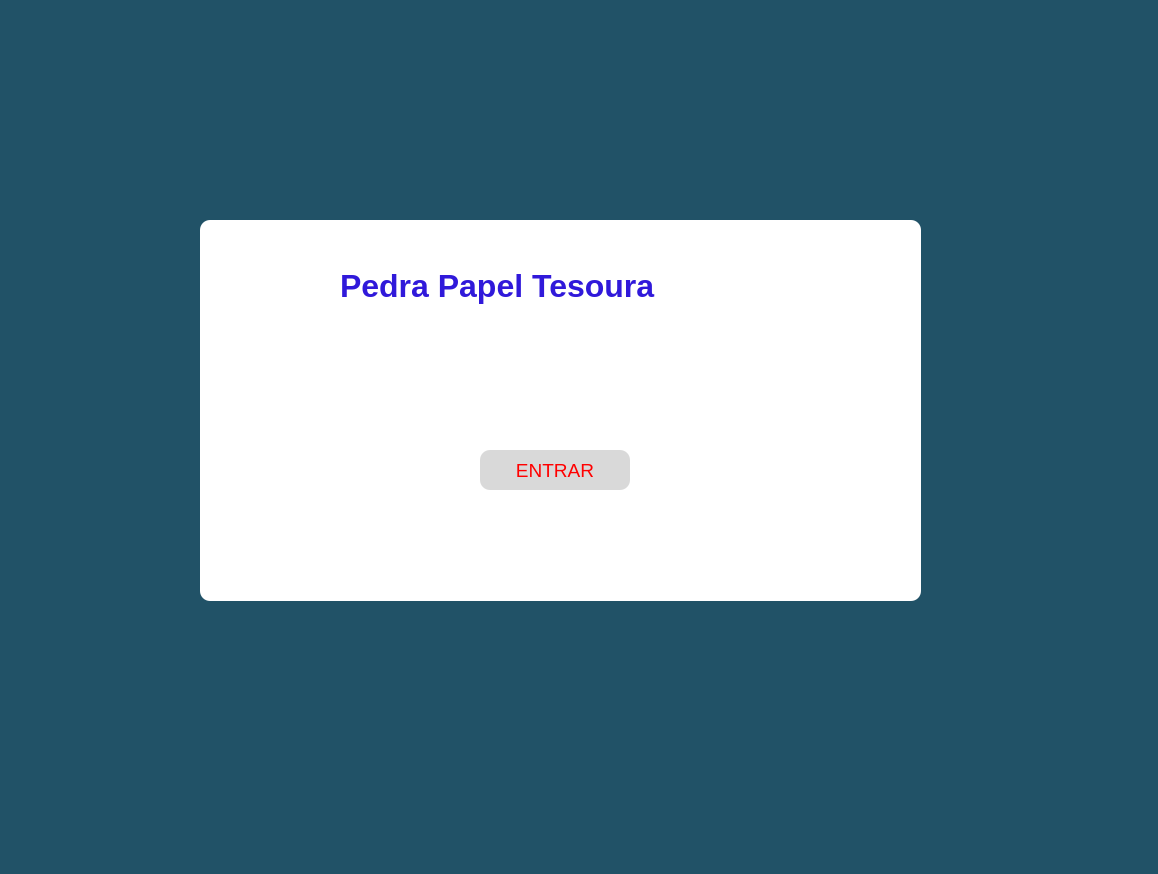
Above: tela1.ui from eridangs/JokenpoQT before the change. Below: the same form after it.
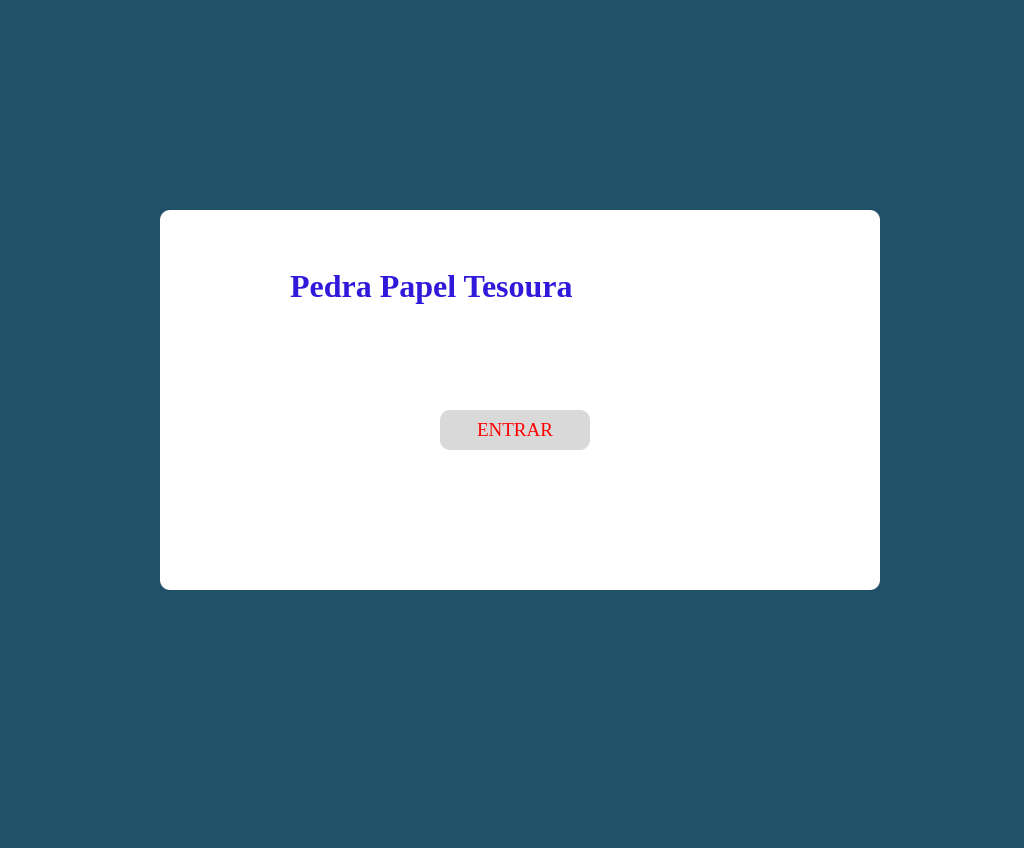
That is the form after the change.

Commit message: Tela finalizada

```diff
--- a/tela1.ui
+++ b/tela1.ui
@@ -6,8 +6,8 @@
    <rect>
     <x>0</x>
     <y>0</y>
-    <width>1158</width>
-    <height>874</height>
+    <width>1024</width>
+    <height>848</height>
    </rect>
   </property>
   <property name="windowTitle">
@@ -20,10 +20,10 @@
    <widget class="QLabel" name="label">
     <property name="geometry">
      <rect>
-      <x>200</x>
-      <y>220</y>
-      <width>721</width>
-      <height>381</height>
+      <x>160</x>
+      <y>210</y>
+      <width>720</width>
+      <height>380</height>
      </rect>
     </property>
     <property name="styleSheet">
@@ -37,7 +37,7 @@
    <widget class="QLabel" name="label_2">
     <property name="geometry">
      <rect>
-      <x>340</x>
+      <x>290</x>
       <y>240</y>
       <width>441</width>
       <height>91</height>
@@ -45,6 +45,7 @@
     </property>
     <property name="font">
      <font>
+      <family>Times New Roman</family>
       <pointsize>24</pointsize>
       <weight>75</weight>
       <bold>true</bold>
@@ -61,23 +62,24 @@
    <widget class="QPushButton" name="pushButton">
     <property name="geometry">
      <rect>
-      <x>480</x>
-      <y>450</y>
+      <x>440</x>
+      <y>410</y>
       <width>150</width>
       <height>40</height>
      </rect>
     </property>
     <property name="font">
      <font>
+      <family>Times New Roman</family>
       <pointsize>14</pointsize>
      </font>
     </property>
     <property name="styleSheet">
-     <string notr="true">background-color: #D9D9D9;
+     <string notr="true">QPushButton{
+background-color: #D9D9D9;
 border-radius: 10px;
 color: #FF0000;
-box-shadow: 0px 4px 6px #0000004D;
-</string>
+}</string>
     </property>
     <property name="text">
      <string>ENTRAR</string>
```
Left out of the diff: 4 changed lines with no effect on the pictures.
